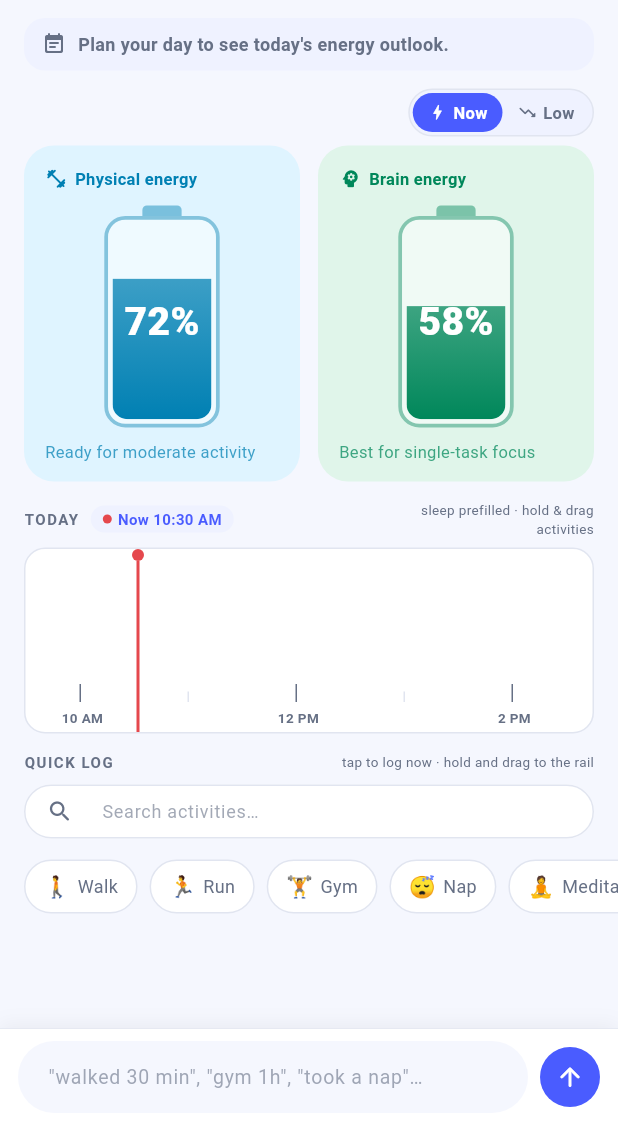
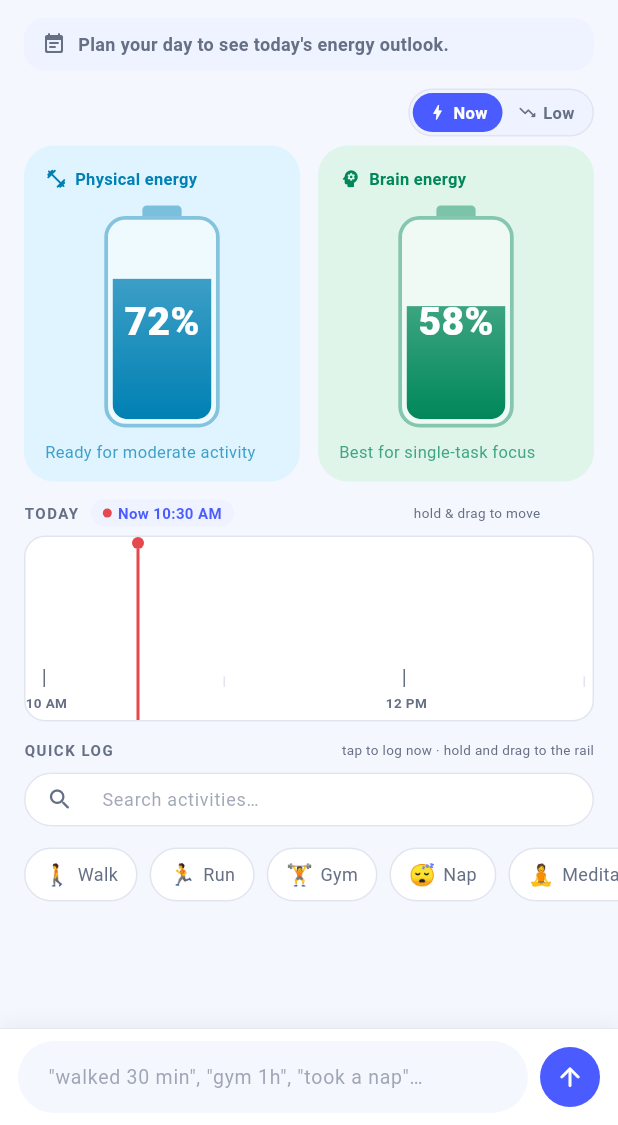
Before and after one commit to nikhiljose47/batterie, a Flutter app: the screen it shows after launch, on a phone screen of 412 x 824 dp, the part 111-1236 px from its top. Run offline on Flutter 3.47's test engine with Material 3 defaults, Android fonts, the phone set to English and light mode, and no system bars; our stand-ins replace flutter_dotenv, sqflite, sqflite_common_ffi; accounts and stored records are empty.

Commit message:
time rail with new sleep

```diff
--- a/lib/pages/dashboard/widgets/activity_timeline_rail.dart
+++ b/lib/pages/dashboard/widgets/activity_timeline_rail.dart
@@ -4,9 +4,12 @@ import '../../../constants/app_colors.dart';
 import '../../../engine/energy_score_engine.dart';
 import '../../../models/logged_activity.dart';
 
-/// Horizontal 24-hour rail. Auto-scrolls so "now" sits near the left edge,
-/// shows a live now-indicator, renders logged activities as draggable cards,
-/// and accepts quick-log chips via drag-and-drop from outside the rail.
+/// Horizontal timeline rail with a compressed sleep zone (12 AM – 8 AM) and
+/// a full-density awake zone (8 AM – 12 AM next day).
+///
+/// The sleep zone is squeezed to [_sleepPxPerMin] so those 8 hours take only
+/// ~120 px instead of the full proportional width. The awake zone uses
+/// [_awakePxPerMin] (2× the original density), giving activity cards more room.
 class ActivityTimelineRail extends StatefulWidget {
   const ActivityTimelineRail({
     super.key,
@@ -18,10 +21,10 @@ class ActivityTimelineRail extends StatefulWidget {
 
   final List<LoggedActivity> activities;
 
-  /// External chip dropped onto the rail â†’ create a new entry.
+  /// External chip dropped onto the rail → create a new entry.
   final void Function(String activityId, int startMinutes) onDropActivity;
 
-  /// Existing card dragged within the rail â†’ update its start time.
+  /// Existing card dragged within the rail → update its start time.
   final void Function(String loggedId, int startMinutes) onMoveActivity;
 
   final ValueChanged<LoggedActivity> onEditRequest;
@@ -31,15 +34,21 @@ class ActivityTimelineRail extends StatefulWidget {
 }
 
 class _ActivityTimelineRailState extends State<ActivityTimelineRail> {
-  static const double _pixelsPerMinute = 1.2;
-  static const double _dayWidth = 24 * 60 * _pixelsPerMinute;
+  // ── Time-to-pixel mapping ────────────────────────────────────────────────
+  static const int _sleepEndMinute = 8 * 60; // 480 — sleep zone 0 → 8 AM
+  static const double _sleepPxPerMin = 0.25; // very compressed
+  static const double _awakePxPerMin = 2.0; // comfortable card density
+  static const double _sleepZoneW =
+      _sleepEndMinute * _sleepPxPerMin; // 120 px
+  static const double _awakeZoneW =
+      (24 * 60 - _sleepEndMinute) * _awakePxPerMin; // 1920 px
+  static const double _dayWidth = _sleepZoneW + _awakeZoneW; // 2040 px
+
+  // ── Vertical layout (awake zone) ─────────────────────────────────────────
   static const double _railHeight = 124;
-  static const int _sleepStartMinutes = 0;
-  static const int _sleepDurationMinutes = 8 * 60;
-  static const double _sleepTop = 8;
-  static const double _sleepHeight = 26;
-  static const double _activityTop = 40;
-  static const double _axisTop = 90;
+  static const double _activityTop = 8;
+  static const double _activityHeight = 50;
+  static const double _axisTop = 88;
 
   final ScrollController _scrollController = ScrollController();
   final GlobalKey _viewportKey = GlobalKey();
@@ -50,12 +59,25 @@ class _ActivityTimelineRailState extends State<ActivityTimelineRail> {
     return now.hour * 60 + now.minute;
   }
 
+  /// Minute-of-day → x pixel on the canvas.
+  double _minuteToX(int m) {
+    if (m <= _sleepEndMinute) return m * _sleepPxPerMin;
+    return _sleepZoneW + (m - _sleepEndMinute) * _awakePxPerMin;
+  }
+
+  /// X pixel on the canvas → minute-of-day.
+  int _xToMinute(double x) {
+    if (x <= _sleepZoneW) return (x / _sleepPxPerMin).round();
+    return _sleepEndMinute +
+        ((x - _sleepZoneW) / _awakePxPerMin).round();
+  }
+
   @override
   void initState() {
     super.initState();
     WidgetsBinding.instance.addPostFrameCallback((_) {
       if (!_scrollController.hasClients) return;
-      final target = (_nowMinutes * _pixelsPerMinute - 72)
+      final target = (_minuteToX(_nowMinutes) - 72)
           .clamp(0.0, _scrollController.position.maxScrollExtent);
       _scrollController.jumpTo(target);
     });
@@ -85,7 +107,8 @@ class _ActivityTimelineRailState extends State<ActivityTimelineRail> {
             ),
             const SizedBox(width: 8),
             Container(
-              padding: const EdgeInsets.symmetric(horizontal: 8, vertical: 2),
+              padding:
+                  const EdgeInsets.symmetric(horizontal: 8, vertical: 2),
               decoration: BoxDecoration(
                 color: AppColors.surfaceTint,
                 borderRadius: BorderRadius.circular(10),
@@ -116,7 +139,7 @@ class _ActivityTimelineRailState extends State<ActivityTimelineRail> {
             const Spacer(),
             const Flexible(
               child: Text(
-                'sleep prefilled · hold & drag activities',
+                'hold & drag to move',
                 textAlign: TextAlign.end,
                 style: TextStyle(fontSize: 9, color: AppColors.textMuted),
               ),
@@ -133,10 +156,14 @@ class _ActivityTimelineRailState extends State<ActivityTimelineRail> {
               return Container(
                 key: _viewportKey,
                 decoration: BoxDecoration(
-                  color: isHovering ? AppColors.surfaceTint : Colors.white,
+                  color: isHovering
+                      ? AppColors.surfaceTint
+                      : Colors.white,
                   borderRadius: BorderRadius.circular(14),
                   border: Border.all(
-                    color: isHovering ? AppColors.primary : AppColors.outline,
+                    color: isHovering
+                        ? AppColors.primary
+                        : AppColors.outline,
                     width: isHovering ? 1.5 : 1,
                   ),
                 ),
@@ -149,7 +176,6 @@ class _ActivityTimelineRailState extends State<ActivityTimelineRail> {
                     height: _railHeight,
                     child: Stack(
                       children: <Widget>[
-                        _buildSleepShade(),
                         _buildSleepBlock(),
                         ..._buildHourMarks(),
                         ..._buildActivityCards(),
@@ -167,30 +193,127 @@ class _ActivityTimelineRailState extends State<ActivityTimelineRail> {
   }
 
   void _handleDrop(DragTargetDetails<String> details) {
-    final box = _viewportKey.currentContext?.findRenderObject() as RenderBox?;
+    final box =
+        _viewportKey.currentContext?.findRenderObject() as RenderBox?;
     if (box == null) return;
     final local = box.globalToLocal(details.offset);
-    final minutes =
-        ((local.dx + _scrollController.offset) / _pixelsPerMinute).round();
-    // Snap to 15-minute steps
-    final snapped = ((minutes / 15).round() * 15).clamp(0, 1425);
+    final rawMinutes =
+        _xToMinute(local.dx + _scrollController.offset);
+    final snapped =
+        ((rawMinutes / 15).round() * 15).clamp(0, 1425);
 
     final data = details.data;
     if (data.startsWith('move:')) {
-      // Internal card drag â€” just update the start time
       widget.onMoveActivity(data.substring(5), snapped);
     } else {
-      // External chip drop â€” create a new logged entry
       widget.onDropActivity(data, snapped);
     }
   }
 
-  /// Tick for every hour; a readable compact label every 2 hours.
+  // ── Sleep block — full-height night zone ───────────────────────────────
+
+  // Fixed star dot positions: (x, y, diameter) within the 120 × 124 block.
+  static const List<(double, double, double)> _stars = <(double, double, double)>[
+    (8.0, 10.0, 2.5),
+    (38.0, 5.0, 1.8),
+    (72.0, 14.0, 2.2),
+    (105.0, 8.0, 1.6),
+    (18.0, 42.0, 1.4),
+    (55.0, 34.0, 2.0),
+    (95.0, 50.0, 1.8),
+    (28.0, 72.0, 1.6),
+    (82.0, 78.0, 2.4),
+    (10.0, 95.0, 1.4),
+    (60.0, 105.0, 1.8),
+    (100.0, 98.0, 1.2),
+  ];
+
+  Widget _buildSleepBlock() {
+    return Positioned(
+      left: 0,
+      top: 0,
+      width: _sleepZoneW,
+      bottom: 0,
+      child: DecoratedBox(
+        decoration: const BoxDecoration(
+          gradient: LinearGradient(
+            begin: Alignment.topCenter,
+            end: Alignment.bottomCenter,
+            colors: <Color>[Color(0xFF0D0F2B), Color(0xFF1A1C4A)],
+          ),
+        ),
+        child: Stack(
+          clipBehavior: Clip.hardEdge,
+          children: <Widget>[
+            // Star field
+            for (final s in _stars)
+              Positioned(
+                left: s.$1,
+                top: s.$2,
+                child: Container(
+                  width: s.$3,
+                  height: s.$3,
+                  decoration: BoxDecoration(
+                    color: Colors.white.withValues(alpha: 0.7),
+                    shape: BoxShape.circle,
+                  ),
+                ),
+              ),
+
+            // Central content
+            const Positioned.fill(
+              child: Column(
+                mainAxisAlignment: MainAxisAlignment.center,
+                children: <Widget>[
+                  Text('🌙', style: TextStyle(fontSize: 18)),
+                  SizedBox(height: 2),
+                  Text('🦉', style: TextStyle(fontSize: 13)),
+                  SizedBox(height: 5),
+                  Text(
+                    'Sleep',
+                    style: TextStyle(
+                      fontSize: 9,
+                      fontWeight: FontWeight.w700,
+                      color: Color(0xFFAAAED6),
+                      letterSpacing: 0.8,
+                    ),
+                  ),
+                  SizedBox(height: 1),
+                  Text(
+                    '12 AM – 8 AM',
+                    style: TextStyle(
+                      fontSize: 7,
+                      color: Color(0xFF6B6F9A),
+                    ),
+                  ),
+                ],
+              ),
+            ),
+
+            // Right-edge separator
+            const Positioned(
+              right: 0,
+              top: 0,
+              bottom: 0,
+              child: SizedBox(
+                width: 1,
+                child: ColoredBox(color: Color(0xFF3A3D6E)),
+              ),
+            ),
+          ],
+        ),
+      ),
+    );
+  }
+
+  // ── Hour axis — awake zone only (8 AM → 12 AM) ─────────────────────────
+
   List<Widget> _buildHourMarks() {
-    return List<Widget>.generate(25, (hour) {
-      final x = hour * 60 * _pixelsPerMinute;
+    final marks = <Widget>[];
+    for (var hour = 8; hour <= 24; hour++) {
+      final x = _minuteToX(hour * 60);
       final isMajor = hour % 2 == 0;
-      return Stack(
+      marks.add(Stack(
         children: <Widget>[
           Positioned(
             left: x,
@@ -219,74 +342,15 @@ class _ActivityTimelineRailState extends State<ActivityTimelineRail> {
               ),
             ),
         ],
-      );
-    });
+      ));
+    }
+    return marks;
   }
 
-  Widget _buildSleepShade() {
-    const left = _sleepStartMinutes * _pixelsPerMinute;
-    const width = _sleepDurationMinutes * _pixelsPerMinute;
-
-    return Positioned(
-      left: left,
-      top: 0,
-      width: width,
-      bottom: 0,
-      child: DecoratedBox(
-        decoration: BoxDecoration(
-          color: AppColors.bedtimeBg.withOpacity(0.22),
-          border: const Border(
-            right: BorderSide(color: AppColors.outline),
-          ),
-        ),
-      ),
-    );
-  }
-
-  Widget _buildSleepBlock() {
-    const left = _sleepStartMinutes * _pixelsPerMinute;
-    const width = _sleepDurationMinutes * _pixelsPerMinute;
-
-    return Positioned(
-      left: left,
-      top: _sleepTop,
-      child: Container(
-        width: width,
-        height: _sleepHeight,
-        padding: const EdgeInsets.symmetric(horizontal: 10),
-        decoration: BoxDecoration(
-          color: AppColors.bedtimeBg,
-          borderRadius: BorderRadius.circular(9),
-          border: Border.all(color: AppColors.bedtimeAccent.withOpacity(0.35)),
-        ),
-        child: Row(
-          children: <Widget>[
-            const Icon(
-              Icons.bedtime_rounded,
-              size: 14,
-              color: AppColors.bedtimeAccent,
-            ),
-            const SizedBox(width: 6),
-            Expanded(
-              child: Text(
-                'Sleep · ${formatMinutes(_sleepStartMinutes)} - ${formatMinutes(_sleepStartMinutes + _sleepDurationMinutes)}',
-                style: const TextStyle(
-                  fontSize: 10,
-                  fontWeight: FontWeight.w700,
-                  color: AppColors.bedtimeAccent,
-                ),
-                maxLines: 1,
-                overflow: TextOverflow.ellipsis,
-              ),
-            ),
-          ],
-        ),
-      ),
-    );
-  }
+  // ── Now indicator ────────────────────────────────────────────────────────
 
   Widget _buildNowLine() {
-    final x = _nowMinutes * _pixelsPerMinute;
+    final x = _minuteToX(_nowMinutes);
     return Positioned(
       left: x - 1,
       top: 0,
@@ -309,30 +373,39 @@ class _ActivityTimelineRailState extends State<ActivityTimelineRail> {
     );
   }
 
+  // ── Activity cards ───────────────────────────────────────────────────────
+
   List<Widget> _buildActivityCards() {
     return widget.activities.map((logged) {
       final activity = _engine.activityById(logged.activityId);
       final isGain = activity.physicalDelta + activity.brainDelta > 0;
-      final accent =
-          isGain ? AppColors.energyBrainAccent : AppColors.energyPhysicalAccent;
-      final width =
-          (logged.durationMinutes * _pixelsPerMinute).clamp(64.0, _dayWidth);
+      final accent = isGain
+          ? AppColors.energyBrainAccent
+          : AppColors.energyPhysicalAccent;
+
+      final left = _minuteToX(logged.startMinutes);
+      final right =
+          _minuteToX(logged.startMinutes + logged.durationMinutes);
+      final width = (right - left).clamp(64.0, _dayWidth);
 
       final card = Container(
         width: width,
-        height: 40,
-        padding: const EdgeInsets.symmetric(horizontal: 8, vertical: 5),
+        height: _activityHeight,
+        padding:
+            const EdgeInsets.symmetric(horizontal: 8, vertical: 6),
         decoration: BoxDecoration(
-          color: isGain ? AppColors.energyBrainBg : AppColors.energyPhysicalBg,
+          color: isGain
+              ? AppColors.energyBrainBg
+              : AppColors.energyPhysicalBg,
           borderRadius: BorderRadius.circular(10),
-          border: Border.all(color: accent.withOpacity(0.4)),
+          border: Border.all(color: accent.withValues(alpha: 0.4)),
         ),
         child: Column(
           crossAxisAlignment: CrossAxisAlignment.start,
           mainAxisAlignment: MainAxisAlignment.center,
           children: <Widget>[
             Text(
-              '${activityEmojis[logged.activityId] ?? 'âš¡'} ${activity.name}',
+              '${activityEmojis[logged.activityId] ?? '⚡'} ${activity.name}',
               style: TextStyle(
                 fontSize: 10,
                 fontWeight: FontWeight.w600,
@@ -343,10 +416,10 @@ class _ActivityTimelineRailState extends State<ActivityTimelineRail> {
             ),
             const SizedBox(height: 2),
             Text(
-              '${formatMinutes(logged.startMinutes)} Â· ${logged.durationMinutes} min',
+              '${formatMinutes(logged.startMinutes)} · ${logged.durationMinutes} min',
               style: TextStyle(
                 fontSize: 9,
-                color: accent.withOpacity(0.75),
+                color: accent.withValues(alpha: 0.75),
               ),
               maxLines: 1,
               overflow: TextOverflow.ellipsis,
@@ -356,7 +429,7 @@ class _ActivityTimelineRailState extends State<ActivityTimelineRail> {
       );
 
       return Positioned(
-        left: logged.startMinutes * _pixelsPerMinute,
+        left: left,
         top: _activityTop,
         child: LongPressDraggable<String>(
           data: 'move:${logged.id}',
```
